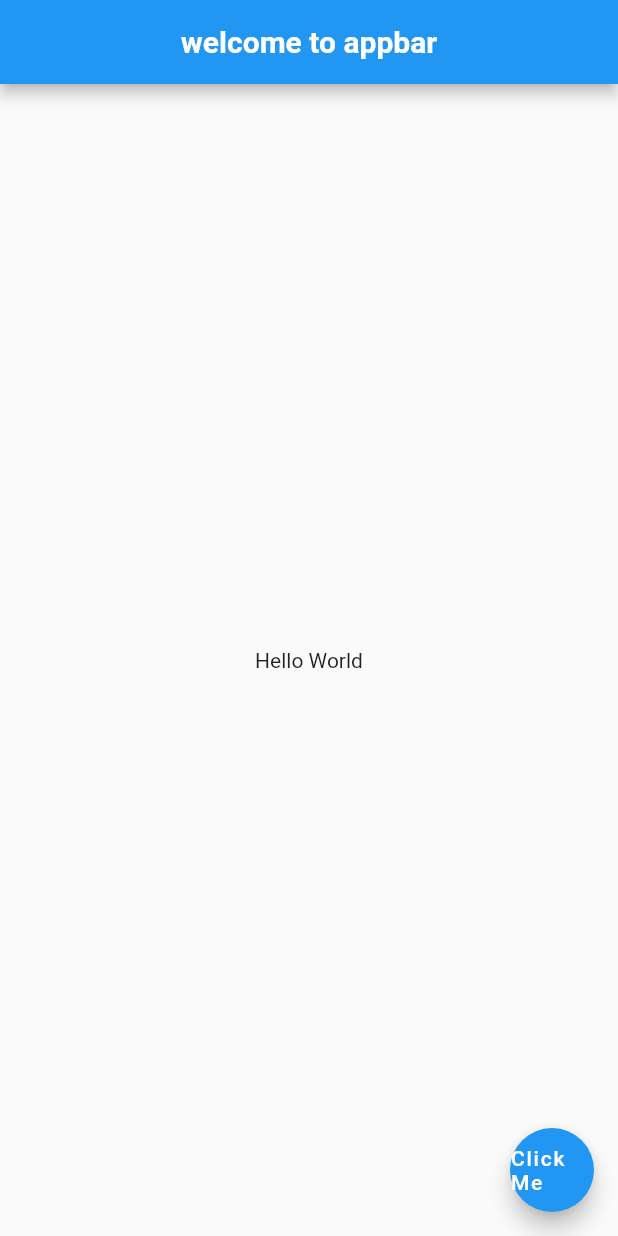
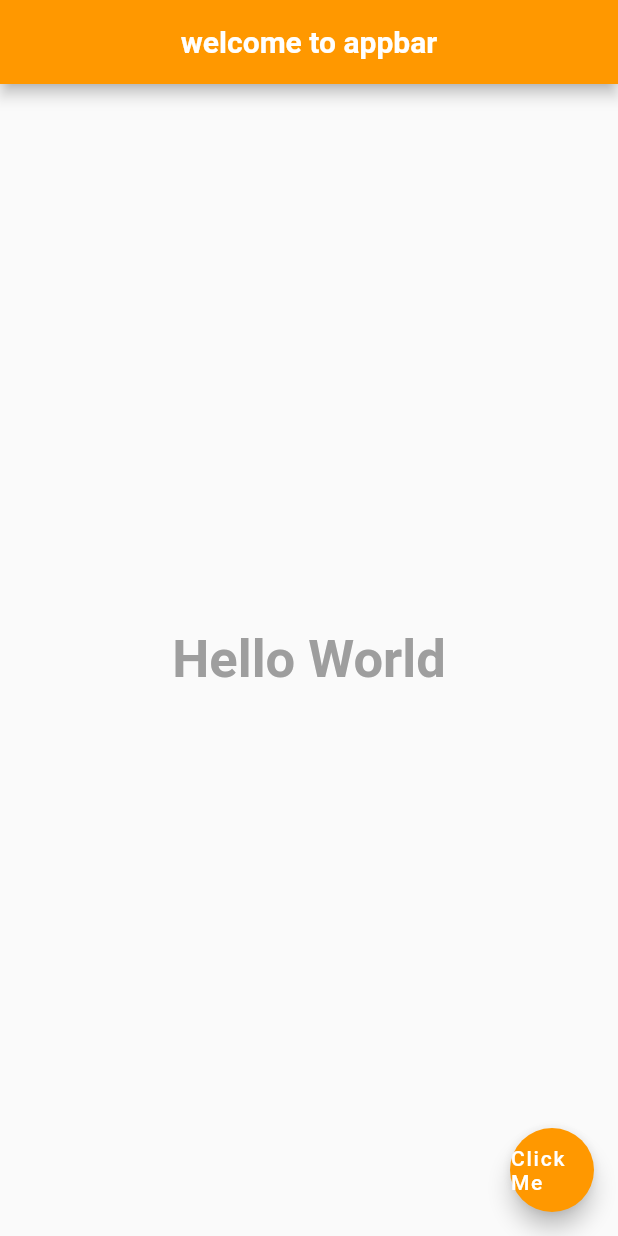
Before and after one commit to the-satyam/bajajflutter, a Flutter app: the screen it shows after launch, after a tap on "Click Me", on a phone screen of 412 x 824 dp. Run offline on Flutter 3.47's test engine with Material 2 defaults, Android fonts, the phone set to English and light mode, and no system bars.

Commit message:
body styling

```diff
--- a/lib/main.dart
+++ b/lib/main.dart
@@ -4,15 +4,23 @@ void main() {
   runApp(MaterialApp(
     home: Scaffold(
       appBar: AppBar(
-          title: Text(
-            'welcome to appbar',
-            style: TextStyle(fontSize: 20.0, fontWeight: FontWeight.bold),
-          ),
-          centerTitle: true),
-      body: Center(child: Text('Hello World')),
+        title: Text(
+          'welcome to appbar',
+          style: TextStyle(fontSize: 20.0, fontWeight: FontWeight.bold),
+        ),
+        centerTitle: true,
+        backgroundColor: Colors.orange,
+      ),
+      body: Center(child: Text('Hello World',
+      style: TextStyle(
+        fontWeight: FontWeight.bold,
+        fontSize: 35.0,
+        color: Colors.grey
+      ),)),
       floatingActionButton: FloatingActionButton(
         onPressed: () {},
-      child:  Text('Click Me'),
+        child: Text('Click Me'),
+        backgroundColor: Colors.orange,
       ),
     ),
   ));
```
